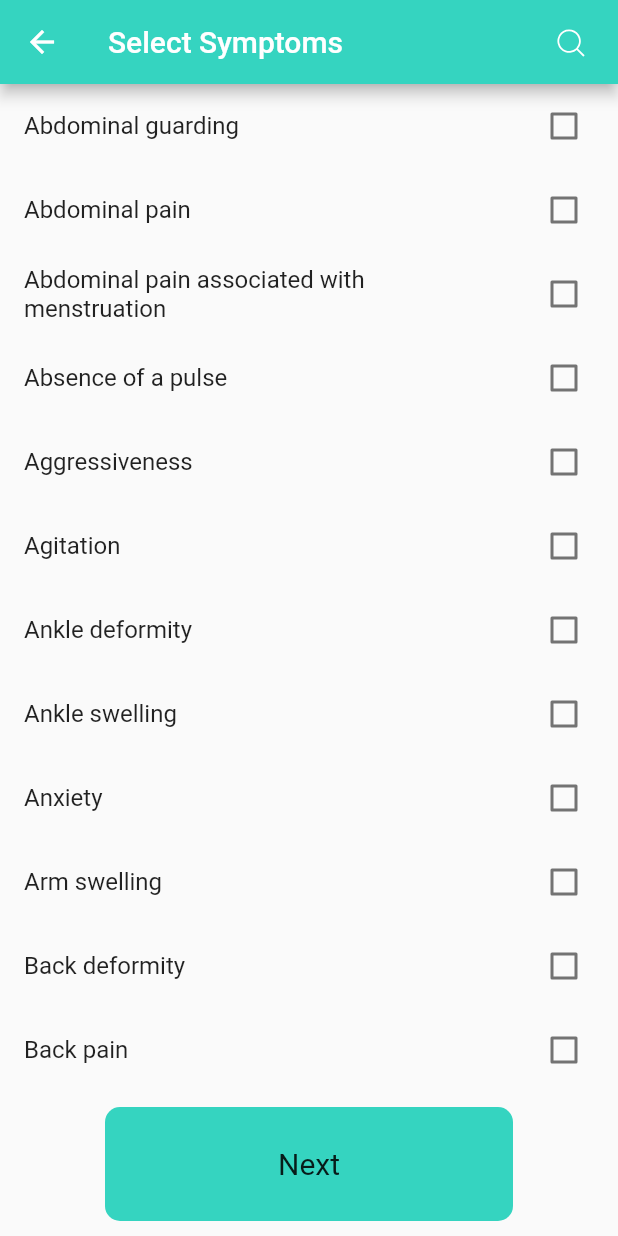
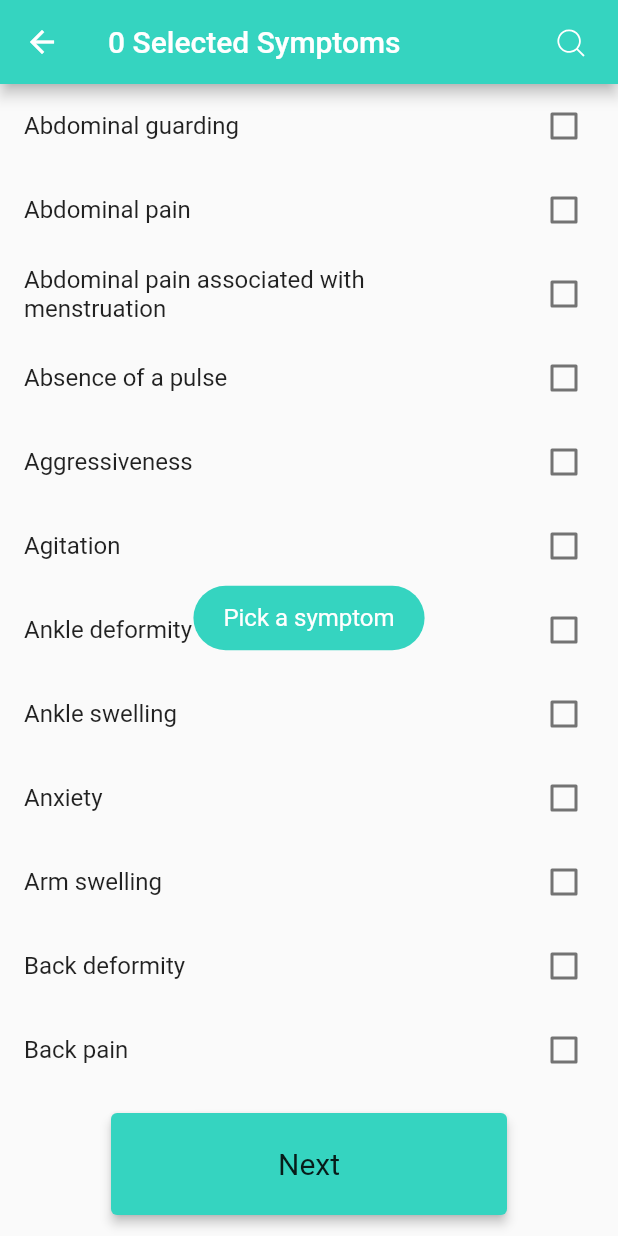
Before and after one commit to ngbede/medihub, a Flutter app: the SelectSymptoms screen opened directly, after a tap on "Next", on a phone screen of 412 x 824 dp. Run offline on Flutter 3.47's test engine with Material 2 defaults, Android fonts, the phone set to English and light mode, and no system bars; our stand-ins replace fluentui_system_icons, flutter_swiper, flutter_tags, fluttertoast, material_design_icons_flutter.

Commit message:
display symptoms tag in the confirmation screen

```diff
--- a/lib/layout.dart
+++ b/lib/layout.dart
@@ -29,6 +29,7 @@ class _LayoutState extends State<Layout> {
   Widget build(BuildContext context) {
     return SafeArea(
       child: Scaffold(
+        resizeToAvoidBottomInset: false,
         body: _screens.elementAt(_selectedScreen),
         bottomNavigationBar: BottomNavigationBar(
           items: <BottomNavigationBarItem>[
--- a/lib/provider/checkup.dart
+++ b/lib/provider/checkup.dart
@@ -1,6 +1,5 @@
 import 'package:flutter/foundation.dart';
 import 'package:medihub/constants.dart';
-import 'package:medihub/models/symptoms.dart';
 
 class CheckUp with ChangeNotifier {
   String _gender = "male";
@@ -9,12 +8,20 @@ class CheckUp with ChangeNotifier {
   int _yearOfBirth = 1970;
   bool _phoneEmpty = true;
   bool _nameEmpty = true;
-  List<Symptom> _symptoms = [];
+  Map<int, Map> _mySymptoms = {};
   bool _validated = false;
   List<bool> _isChecked = List<bool>.filled(symptomsList.length, false);
+  int _selectedSymptoms = 0;
 
   void checkItem(int index, bool value) {
     _isChecked[index] = value;
+    if (value) {
+      _selectedSymptoms++;
+      _mySymptoms.addAll({index: symptomsList[index]});
+    } else {
+      _selectedSymptoms--;
+      _mySymptoms.remove(index);
+    }
     notifyListeners();
   }
 
@@ -35,11 +42,6 @@ class CheckUp with ChangeNotifier {
 
   void setPhoneNumber(String number) {
     _phoneNumber = number;
-    notifyListeners();
-  }
-
-  void setSymptoms(Symptom symptom) {
-    _symptoms.add(symptom);
     notifyListeners();
   }
 
@@ -73,9 +75,10 @@ class CheckUp with ChangeNotifier {
   String getName() => _name;
   int getYearOfBirth() => _yearOfBirth;
   String getPhoneNumber() => _phoneNumber;
-  List<Symptom> getSymptoms() => _symptoms;
+  Map<int, Map> getSymptoms() => _mySymptoms;
   bool getNameEmpty() => _nameEmpty;
   bool getPhoneEmpty() => _phoneEmpty;
   bool getValidate() => _validated;
   List<bool> getCheckList() => _isChecked;
+  int getSelectedSymptoms() => _selectedSymptoms;
 }
--- a/lib/screens/picksymptoms.dart
+++ b/lib/screens/picksymptoms.dart
@@ -3,14 +3,18 @@ import 'package:medihub/constants.dart';
 import 'package:fluentui_system_icons/fluentui_system_icons.dart';
 import 'package:medihub/models/symptoms.dart';
 import 'package:medihub/provider/checkup.dart';
+import 'package:medihub/screens/confirm.dart';
 import 'package:provider/provider.dart';
+import 'package:fluttertoast/fluttertoast.dart';
 
+// TODO: Refactor code
 class SelectSymptoms extends StatelessWidget {
   @override
   Widget build(BuildContext context) {
     return Scaffold(
       appBar: AppBar(
-        title: Text("Select Symptoms"),
+        title: Text(
+            "${Provider.of<CheckUp>(context).getSelectedSymptoms()} Selected Symptoms"),
         backgroundColor: Color(0XFF35D4C0),
         actions: [
           Padding(
@@ -52,21 +56,51 @@ class SelectSymptoms extends StatelessWidget {
               child: GestureDetector(
                 onTap: () {
                   print(
-                    Provider.of<CheckUp>(context, listen: false).getCheckList(),
+                    Provider.of<CheckUp>(context, listen: false).getSymptoms(),
                   );
+                  if (Provider.of<CheckUp>(context, listen: false)
+                          .getSelectedSymptoms() >
+                      0) {
+                    List<Symptom> userSymptoms = [];
+                    Provider.of<CheckUp>(context, listen: false)
+                        .getSymptoms()
+                        .forEach((key, value) {
+                      Symptom mySymptom = Symptom();
+                      mySymptom.id =
+                          Provider.of<CheckUp>(context, listen: false)
+                              .getSymptoms()[key]["ID"];
+                      mySymptom.name =
+                          Provider.of<CheckUp>(context, listen: false)
+                              .getSymptoms()[key]["Name"];
+                      userSymptoms.add(mySymptom);
+                    });
+                    Navigator.push(
+                      context,
+                      MaterialPageRoute(
+                        builder: (context) => Confirmation(
+                          userSymptomsList: userSymptoms,
+                        ),
+                      ),
+                    );
+                  } else {
+                    Fluttertoast.showToast(
+                        msg: "Pick a symptom",
+                        toastLength: Toast.LENGTH_SHORT,
+                        gravity: ToastGravity.CENTER,
+                        timeInSecForIosWeb: 1,
+                        backgroundColor: Color(0XFF35D4C0),
+                        textColor: Colors.white,
+                        fontSize: 16.0);
+                  }
                 },
                 child: Padding(
                   padding: const EdgeInsets.symmetric(
                     horizontal: 70.0,
                     vertical: 10.0,
                   ),
-                  child: Container(
-                    //width: 100,
-                    height: 50,
-                    decoration: BoxDecoration(
-                      color: Color(0XFF35D4C0),
-                      borderRadius: BorderRadius.circular(10),
-                    ),
+                  child: Card(
+                    elevation: 3.0,
+                    color: Color(0XFF35D4C0),
                     child: Padding(
                       padding: const EdgeInsets.all(8.0),
                       child: Center(
```
Also changed, not shown: lib/screens/confirm.dart (added, +172 -0 lines), lib/screens/diagnosis.dart (+4 -9 lines), pubspec.yaml (+2 -27 lines), pubspec.lock.
